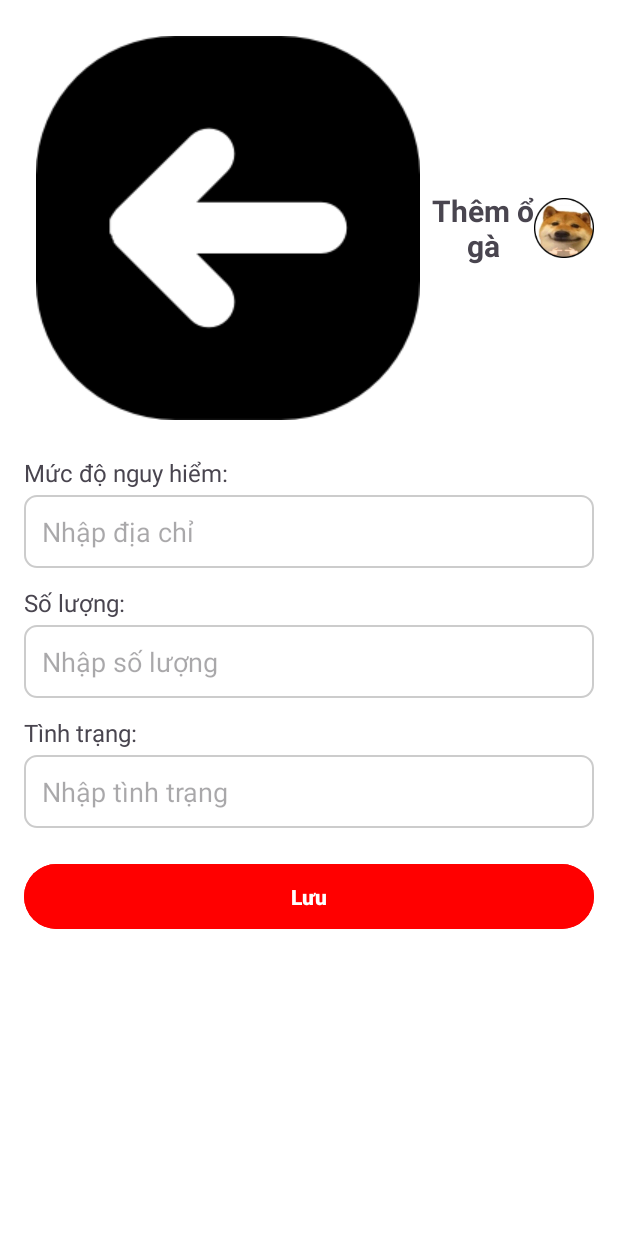
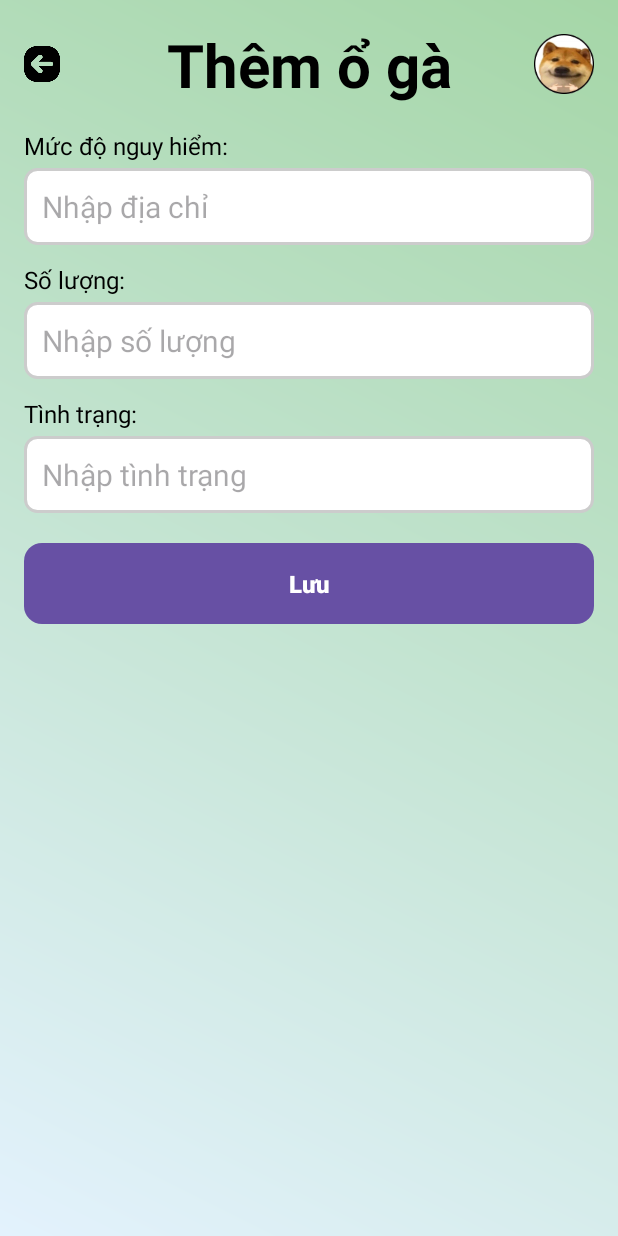
Before and after one commit to uit-ntn/NT118.P12-Team-1, an Android app: the layout activity_add_pothole.xml on its own in the app's theme, with its tools: preview values and no code run, on a phone screen of 412 x 824 dp. Run offline under Robolectric (Android 15) with nearby library versions, the phone set to English and light mode, and no system bars.

```diff
--- /dev/null
+++ b/app/src/main/res/drawable/edittext_border.xml
@@ -0,0 +1,13 @@
+<?xml version="1.0" encoding="utf-8"?>
+<shape xmlns:android="http://schemas.android.com/apk/res/android">
+    <solid android:color="@android:color/white" />
+    <stroke
+        android:width="2dp"
+        android:color="#CCCCCC" />
+    <corners android:radius="8dp" />
+    <padding
+        android:left="8dp"
+        android:right="8dp"
+        android:top="8dp"
+        android:bottom="8dp" />
+</shape>
--- a/app/src/main/res/layout/activity_add_pothole.xml
+++ b/app/src/main/res/layout/activity_add_pothole.xml
@@ -1,12 +1,13 @@
+<?xml version="1.0" encoding="utf-8"?>
 <LinearLayout
     xmlns:android="http://schemas.android.com/apk/res/android"
     android:layout_width="match_parent"
     android:layout_height="match_parent"
     android:orientation="vertical"
     android:padding="16dp"
-    android:background="@android:color/white">
+    android:background="@drawable/background_gradient">
 
-    <!-- Back Button and Title -->
+    <!-- Back Button and Title Section -->
     <LinearLayout
         android:layout_width="match_parent"
         android:layout_height="wrap_content"
@@ -17,11 +18,12 @@
         <!-- Back Button -->
         <ImageView
             android:id="@+id/backButton"
-            android:layout_width="wrap_content"
-            android:layout_height="wrap_content"
+            android:layout_width="24dp"
+            android:layout_height="24dp"
             android:src="@drawable/ic_back"
             android:contentDescription="Back"
-            android:padding="8dp" />
+            android:scaleType="fitCenter"
+            android:layout_marginEnd="16dp" />
 
         <!-- Title -->
         <TextView
@@ -30,9 +32,10 @@
             android:layout_height="wrap_content"
             android:layout_weight="1"
             android:text="Thêm ổ gà"
-            android:textSize="20sp"
+            android:textSize="40sp"
             android:textStyle="bold"
-            android:gravity="center" />
+            android:gravity="center"
+            android:textColor="@android:color/black" />
 
         <!-- Profile Picture -->
         <ImageView
@@ -41,58 +44,68 @@
             android:layout_height="40dp"
             android:src="@drawable/dog_profile"
             android:contentDescription="Profile Picture"
-            android:background="@drawable/circle_background" />
+            android:background="@drawable/circle_background"
+            android:scaleType="centerCrop" />
     </LinearLayout>
 
-    <!-- Danger Level -->
+    <!-- Danger Level Input -->
     <TextView
         android:layout_width="match_parent"
         android:layout_height="wrap_content"
         android:text="Mức độ nguy hiểm:"
         android:textSize="16sp"
-        android:paddingBottom="4dp" />
+        android:paddingBottom="4dp"
+        android:textColor="@android:color/black" />
 
     <EditText
         android:id="@+id/dangerLevelInput"
         android:layout_width="match_parent"
         android:layout_height="wrap_content"
         android:hint="Nhập địa chỉ"
-        android:background="@drawable/edittext_background"
-        android:padding="12dp" />
+        android:background="@drawable/edittext_border"
+        android:padding="12dp"
+        android:textColor="@android:color/black"
+        android:textSize="20sp" />
 
-    <!-- Quantity -->
+    <!-- Quantity Input -->
     <TextView
         android:layout_width="match_parent"
         android:layout_height="wrap_content"
         android:text="Số lượng:"
         android:textSize="16sp"
         android:paddingTop="12dp"
-        android:paddingBottom="4dp" />
+        android:paddingBottom="4dp"
+        android:textColor="@android:color/black" />
 
     <EditText
         android:id="@+id/quantityInput"
         android:layout_width="match_parent"
         android:layout_height="wrap_content"
         android:hint="Nhập số lượng"
-        android:background="@drawable/edittext_background"
-        android:padding="12dp" />
+        android:background="@drawable/edittext_border"
+        android:padding="12dp"
+        android:textColor="@android:color/black"
+        android:textSize="20sp" />
 
-    <!-- Condition -->
+    <!-- Condition Input -->
     <TextView
         android:layout_width="match_parent"
         android:layout_height="wrap_content"
         android:text="Tình trạng:"
         android:textSize="16sp"
         android:paddingTop="12dp"
-        android:paddingBottom="4dp" />
+        android:paddingBottom="4dp"
+        android:textColor="@android:color/black" />
 
     <EditText
         android:id="@+id/conditionInput"
         android:layout_width="match_parent"
         android:layout_height="wrap_content"
         android:hint="Nhập tình trạng"
-        android:background="@drawable/edittext_background"
-        android:padding="12dp" />
+        android:background="@drawable/edittext_border"
+        android:padding="12dp"
+        android:textColor="@android:color/black"
+        android:textSize="20sp" />
 
     <!-- Save Button -->
     <Button
@@ -101,9 +114,10 @@
         android:layout_height="wrap_content"
         android:text="Lưu"
         android:textColor="@android:color/white"
-        android:backgroundTint="@color/red"
+        android:background="@drawable/button_background"
         android:textStyle="bold"
         android:layout_marginTop="20dp"
-        android:padding="12dp" />
+        android:padding="12dp"
+        android:textSize="16sp" />
 
 </LinearLayout>
--- a/app/src/main/res/layout/activity_privacy_policy.xml
+++ b/app/src/main/res/layout/activity_privacy_policy.xml
@@ -4,7 +4,7 @@
     xmlns:tools="http://schemas.android.com/tools"
     android:layout_width="match_parent"
     android:layout_height="match_parent"
-    android:background="@drawable/gradient_background"
+    android:background="@drawable/background_gradient"
     tools:context=".activities.PrivacyPolicyActivity">
 
     <LinearLayout
--- a/app/src/main/res/layout/activity_settings.xml
+++ b/app/src/main/res/layout/activity_settings.xml
@@ -3,7 +3,7 @@
     xmlns:app="http://schemas.android.com/apk/res-auto"
     android:layout_width="match_parent"
     android:layout_height="match_parent"
-    android:background="@android:color/white"
+    android:background="@drawable/background_gradient"
     android:padding="16dp">
 
     <LinearLayout
```
Also changed, not shown: app/src/main/AndroidManifest.xml (+8 -0 lines), app/src/main/java/com/roadwatcher/MainActivity.java (deleted, +0 -52 lines), app/src/main/java/com/roadwatcher/activities/MapActivity.java (+18 -135 lines), app/src/main/java/com/roadwatcher/api/AuthApiService.java (+9 -0 lines), app/src/main/java/com/roadwatcher/api/PotholeApiService.java (+49 -4 lines), app/src/main/java/com/roadwatcher/https/CheckPotholeRequest.java (added, +23 -0 lines), app/src/main/java/com/roadwatcher/https/CheckPotholeResponse.java (added, +25 -0 lines), app/src/main/java/com/roadwatcher/https/ConfirmPothole.java (added, +14 -0 lines), app/src/main/java/com/roadwatcher/https/CreatePotholeRequest.java (added, +32 -0 lines), app/src/main/java/com/roadwatcher/https/CreatePotholeResponse.java (added, +50 -0 lines), app/src/main/java/com/roadwatcher/https/DeletePotholeResponse.java (added, +14 -0 lines), app/src/main/java/com/roadwatcher/https/GetAllPotholesResponse.java (added, +17 -0 lines), app/src/main/java/com/roadwatcher/https/PotholeResponse.java (added, +27 -0 lines), app/src/main/java/com/roadwatcher/https/StatisticsResponse.java (added, +14 -0 lines), 2 more files.
